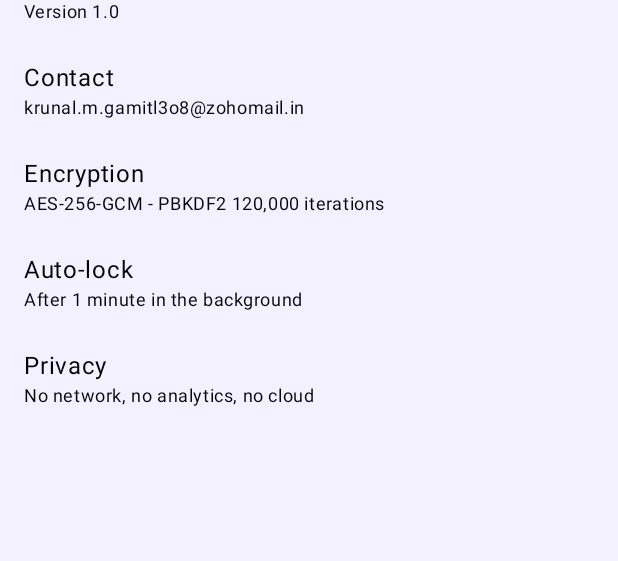
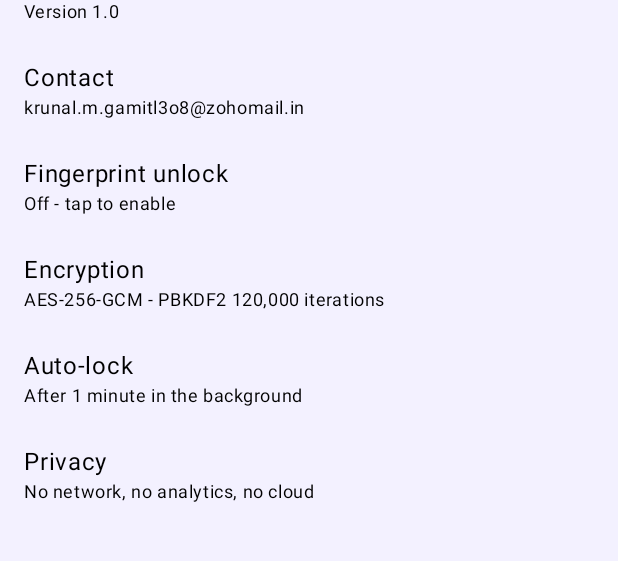
Before and after one commit to krunalmgamit2008-star/NalVault, an Android app built with Jetpack Compose: the screen it shows after launch (MainActivity), after a tap on "Settings", on a phone screen of 412 x 824 dp, the part 144-705 px from its top. Run offline under Robolectric (Android 15) with nearby library versions, the phone set to English and light mode, and no system bars.

Commit message:
fingerprint toggle in settings

```diff
--- a/app/src/main/java/com/nal/vault/VaultScreen.kt
+++ b/app/src/main/java/com/nal/vault/VaultScreen.kt
@@ -459,26 +459,6 @@ fun VaultScreen() {
                             }
                             }
                         }
-                        if (BiometricUnlock.isAvailable(context)) {
-                            if (BiometricUnlock.isEnabled(context)) {
-                                TextButton(onClick = { BiometricUnlock.disable(context); status = "Fingerprint unlock disabled" }) {
-                                    Text("Disable fingerprint unlock")
-                                }
-                            } else {
-                                TextButton(
-                                    onClick = {
-                                        val activity = context.findActivity() as? FragmentActivity
-                                        if (activity == null || sessionPassword.isEmpty()) {
-                                            error = "Unlock with the password first"
-                                        } else {
-                                            BiometricUnlock.enable(context, activity, sessionPassword) { ok ->
-                                                status = if (ok) "Fingerprint unlock enabled" else "Fingerprint was not set up"
-                                            }
-                                        }
-                                    }
-                                ) { Text("Enable fingerprint unlock") }
-                            }
-                        }
                         Spacer(Modifier.height(4.dp))
                         LazyColumn(modifier = Modifier.fillMaxSize()) {
                             items(visible, key = { it.id }) { item ->
@@ -622,7 +602,27 @@ fun VaultScreen() {
 
         if (showSettings) {
             Box(modifier = Modifier.fillMaxSize().background(MaterialTheme.colorScheme.background)) {
-                VaultSettings(onBack = { showSettings = false })
+                VaultSettings(
+                    onBack = { showSettings = false },
+                    fingerprintAvailable = BiometricUnlock.isAvailable(context),
+                    fingerprintEnabled = BiometricUnlock.isEnabled(context),
+                    onEnableFingerprint = {
+                        val activity = context.findActivity() as? FragmentActivity
+                        if (activity == null || sessionPassword.isEmpty()) {
+                            error = "Unlock with the password first"
+                        } else {
+                            BiometricUnlock.enable(context, activity, sessionPassword) { ok ->
+                                status = if (ok) "Fingerprint unlock enabled" else "Fingerprint was not set up"
+                                showSettings = false
+                            }
+                        }
+                    },
+                    onDisableFingerprint = {
+                        BiometricUnlock.disable(context)
+                        status = "Fingerprint unlock disabled"
+                        showSettings = false
+                    }
+                )
             }
         }
 
@@ -1025,7 +1025,13 @@ private fun FolderTile(
 
 
 @Composable
-private fun VaultSettings(onBack: () -> Unit) {
+private fun VaultSettings(
+    onBack: () -> Unit,
+    fingerprintAvailable: Boolean,
+    fingerprintEnabled: Boolean,
+    onEnableFingerprint: () -> Unit,
+    onDisableFingerprint: () -> Unit
+) {
     val context = LocalContext.current
     Column(modifier = Modifier.fillMaxSize().padding(horizontal = 16.dp)) {
         Row(verticalAlignment = Alignment.CenterVertically) {
@@ -1045,6 +1051,15 @@ private fun VaultSettings(onBack: () -> Unit) {
                 )
             }
         }
+        if (fingerprintAvailable) {
+            if (fingerprintEnabled) {
+                SettingRow("Fingerprint unlock", "On - tap to disable", onDisableFingerprint)
+            } else {
+                SettingRow("Fingerprint unlock", "Off - tap to enable", onEnableFingerprint)
+            }
+        } else {
+            SettingRow("Fingerprint unlock", "No fingerprint enrolled on this phone")
+        }
         SettingRow("Encryption", "AES-256-GCM - PBKDF2 120,000 iterations")
         SettingRow("Auto-lock", "After 1 minute in the background")
         SettingRow("Privacy", "No network, no analytics, no cloud")
```
